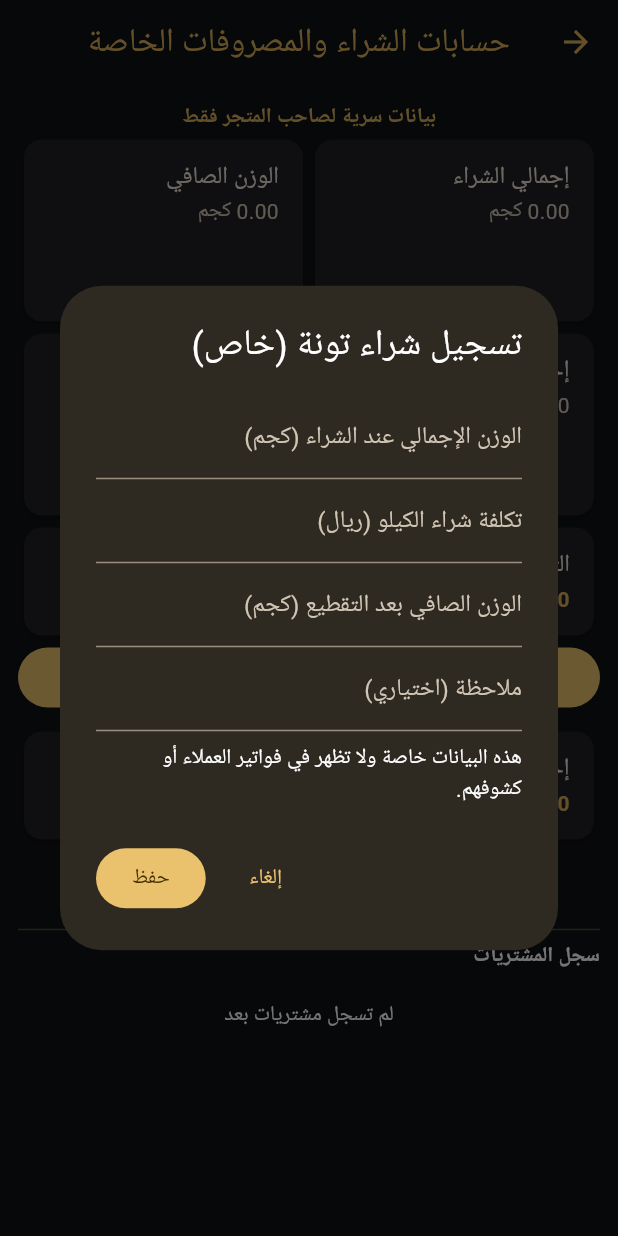
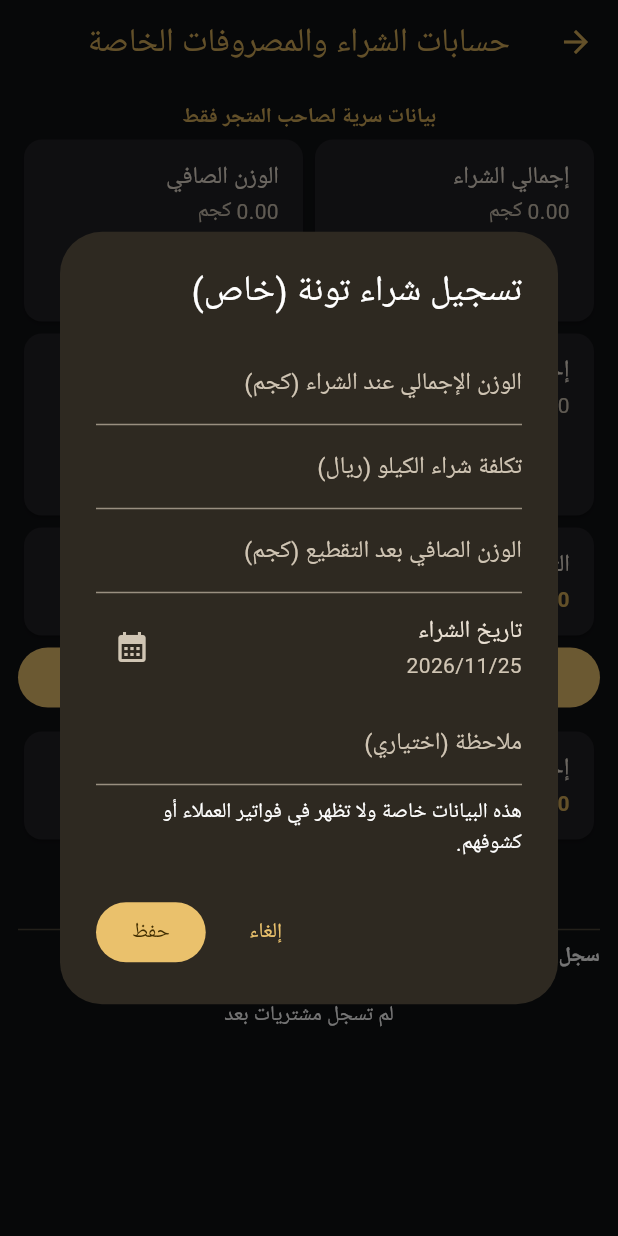
Before and after one commit to anwsaaa-commits/tuna-accounts-app, a Flutter app: the PrivateCostPage screen opened directly, after a tap on "إضافة عملية شراء", on a phone screen of 412 x 824 dp. Run offline on Flutter 3.47's test engine with Material 3 defaults, Android fonts, the phone set to English and light mode, and no system bars; our stand-ins replace pdf, printing, share_plus, sqflite; accounts and stored records are empty; statements that could not run were skipped.

Commit message:
Allow choosing purchase date for private fish batches

```diff
--- a/lib/main.dart
+++ b/lib/main.dart
@@ -179,9 +179,9 @@ class DB {
     return (await database).update('expenses', {'amount':amount,'note':note.trim()}, where:'id=?', whereArgs:[id]);
   }
   Future<int> deleteExpense(int id) async => (await database).delete('expenses', where:'id=?', whereArgs:[id]);
-  Future<int> addPrivateBatch(double grossKg, int purchasePrice, double netKg, String note) async {
-    if (grossKg <= 0 || purchasePrice <= 0 || netKg <= 0 || netKg > grossKg) throw Exception('تحقق من الوزن الإجمالي والصافي وسعر الشراء');
-    return (await database).insert('private_batches', {'gross_kg':grossKg,'purchase_price':purchasePrice,'total_cost':(grossKg*purchasePrice).round(),'net_kg':netKg,'created':DateTime.now().toIso8601String(),'note':note.trim()});
+  Future<int> addPrivateBatch(double grossKg, int purchasePrice, double netKg, String note, {DateTime? purchaseDate}) async {
+    if (!grossKg.isFinite || !netKg.isFinite || grossKg <= 0 || purchasePrice <= 0 || netKg <= 0 || netKg > grossKg) throw Exception('تحقق من الوزن الإجمالي والصافي وسعر الشراء');
+    return (await database).insert('private_batches', {'gross_kg':grossKg,'purchase_price':purchasePrice,'total_cost':(grossKg*purchasePrice).round(),'net_kg':netKg,'created':(purchaseDate ?? DateTime.now()).toIso8601String(),'note':note.trim()});
   }
   Future<int> updatePrivateBatch(int id, double grossKg, int purchasePrice, double netKg, String note) async {
     if (!grossKg.isFinite || !netKg.isFinite || grossKg <= 0 || purchasePrice <= 0 || netKg <= 0 || netKg > grossKg) throw Exception('تحقق من الوزن الإجمالي والصافي وسعر الشراء');
@@ -585,13 +585,15 @@ class _PrivateCostPageState extends State<PrivateCostPage> {
   void reloadEntries(){entries=DB.instance.privateBatches();expenseEntries=DB.instance.expenses();}
   Future<void> addEntry() async {
     final gross=TextEditingController(),price=TextEditingController(),net=TextEditingController(),note=TextEditingController();
-    await showDialog<void>(context:context,builder:(ctx)=>AlertDialog(title:const Text('تسجيل شراء تونة (خاص)'),content:SingleChildScrollView(child:Column(mainAxisSize:MainAxisSize.min,children:[
+    DateTime purchaseDate=DateTime.now();
+    await showDialog<void>(context:context,builder:(ctx)=>StatefulBuilder(builder:(ctx,setDialog)=>AlertDialog(title:const Text('تسجيل شراء تونة (خاص)'),content:SingleChildScrollView(child:Column(mainAxisSize:MainAxisSize.min,children:[
       TextField(controller:gross,keyboardType:const TextInputType.numberWithOptions(decimal:true),decoration:const InputDecoration(labelText:'الوزن الإجمالي عند الشراء (كجم)')),
       TextField(controller:price,keyboardType:TextInputType.number,decoration:const InputDecoration(labelText:'تكلفة شراء الكيلو (ريال)')),
       TextField(controller:net,keyboardType:const TextInputType.numberWithOptions(decimal:true),decoration:const InputDecoration(labelText:'الوزن الصافي بعد التقطيع (كجم)')),
+      ListTile(contentPadding:EdgeInsets.zero,title:const Text('تاريخ الشراء'),subtitle:Text(DateFormat('yyyy/MM/dd').format(purchaseDate)),trailing:IconButton(icon:const Icon(Icons.calendar_month),tooltip:'اختيار تاريخ الشراء',onPressed:()async{final selected=await showDatePicker(context:ctx,initialDate:purchaseDate,firstDate:DateTime(2020),lastDate:DateTime(2100));if(selected!=null)setDialog(()=>purchaseDate=DateTime(selected.year,selected.month,selected.day,purchaseDate.hour,purchaseDate.minute));})),
       TextField(controller:note,decoration:const InputDecoration(labelText:'ملاحظة (اختياري)')),
       const SizedBox(height:8),const Text('هذه البيانات خاصة ولا تظهر في فواتير العملاء أو كشوفهم.')
-    ])),actions:[TextButton(onPressed:()=>Navigator.pop(ctx),child:const Text('إلغاء')),FilledButton(onPressed:()async{try{await DB.instance.addPrivateBatch(double.parse(gross.text),int.parse(price.text),double.parse(net.text),note.text);if(ctx.mounted)Navigator.pop(ctx);if(mounted)setState(reloadEntries);}catch(e){showMessage(ctx,e.toString().replaceFirst('Exception: ',''));}},child:const Text('حفظ'))]));
+    ])),actions:[TextButton(onPressed:()=>Navigator.pop(ctx),child:const Text('إلغاء')),FilledButton(onPressed:()async{try{await DB.instance.addPrivateBatch(double.parse(gross.text),int.parse(price.text),double.parse(net.text),note.text,purchaseDate:purchaseDate);if(ctx.mounted)Navigator.pop(ctx);if(mounted)setState(reloadEntries);}catch(e){showMessage(ctx,e.toString().replaceFirst('Exception: ',''));}},child:const Text('حفظ'))])));
   }
   Future<void> showBatchStatement(Map<String,Object?> row) async {
     final id = row['id'] as int;
```
